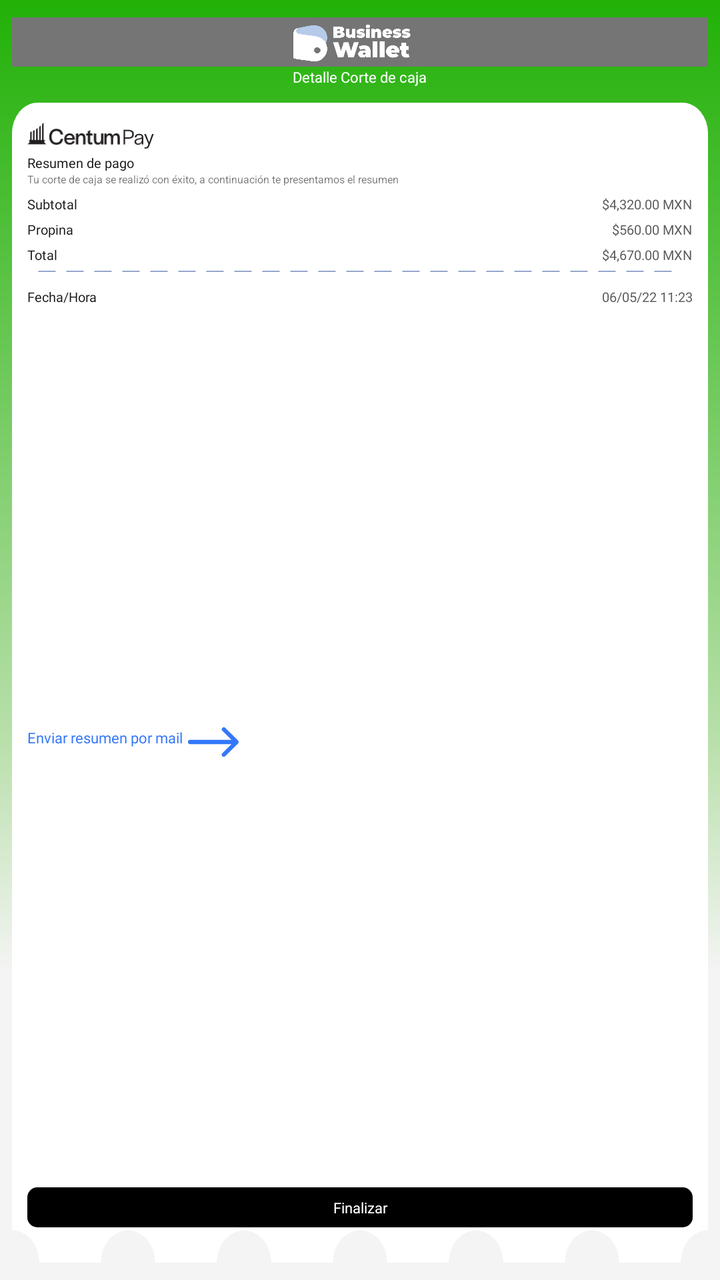
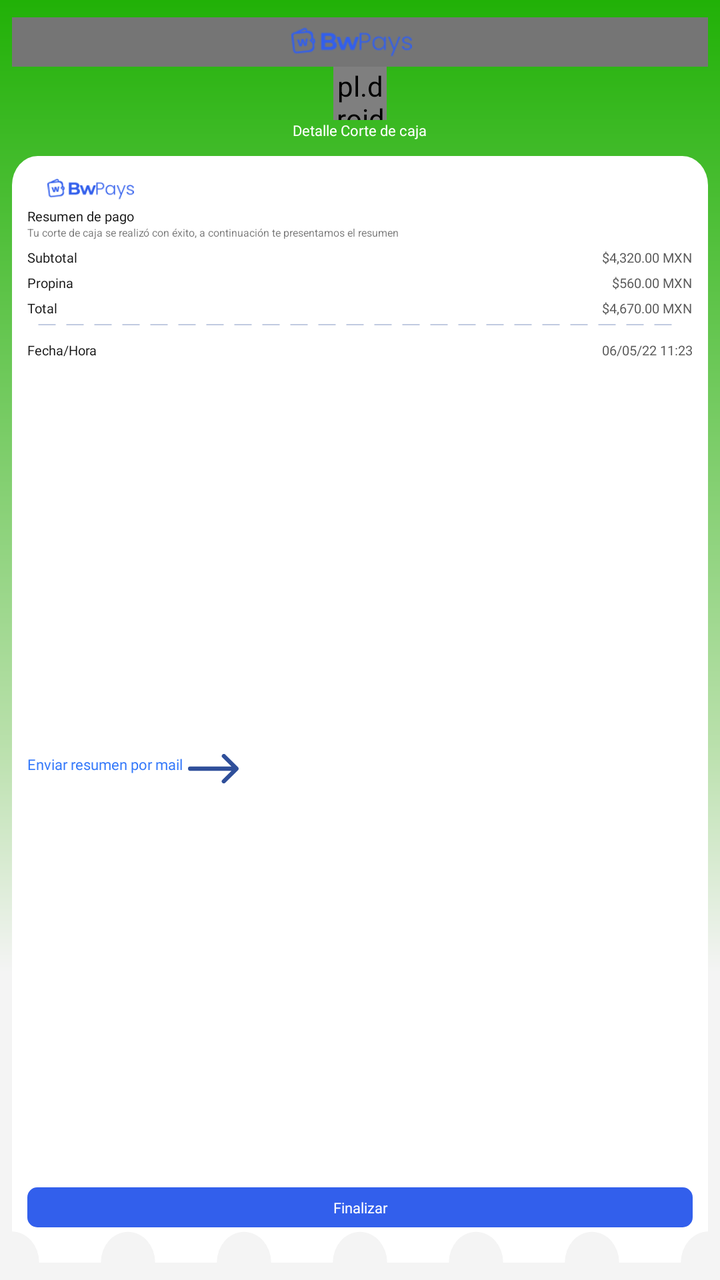

An Android layout rendered at two revisions. The XML below is the earlier revision; the diff shows what the commit changed to produce the second picture.
<!-- AndroidManifest.xml: application theme AppThemeDown -->
<!-- res/layout/wmx_final_cortecaja_ticket.xml -->
<?xml version="1.0" encoding="utf-8"?>
<LinearLayout xmlns:android="http://schemas.android.com/apk/res/android"
    xmlns:app="http://schemas.android.com/apk/res-auto"
    android:layout_width="match_parent"
    android:layout_height="match_parent"
    android:background="@drawable/ticket_background"
    android:orientation="vertical"
    android:paddingLeft="18px"
    android:paddingTop="26px"
    android:paddingRight="18px"
    android:paddingBottom="26px">

    <include layout="@layout/toolbar_layout" />

    <LinearLayout
        android:layout_width="match_parent"
        android:layout_height="wrap_content"
        android:layout_marginBottom="24px"
        android:gravity="center_horizontal"
        android:orientation="vertical">

        <TextView
            android:id="@+id/lbl_corte_ticket_title"
            android:layout_width="wrap_content"
            android:layout_height="wrap_content"
            android:layout_weight="1"
            android:fontFamily="@font/dm_sans_medium"
            android:text="@string/wmx_cortecaja_title"
            android:textColor="#FFFFFF"
            android:textSize="22px" />

    </LinearLayout>


    <LinearLayout
        android:layout_width="match_parent"
        android:layout_height="match_parent"
        android:background="@drawable/fondo_ticket"
        android:orientation="vertical"
        android:padding="23px">

        <LinearLayout
            android:layout_width="match_parent"
            android:layout_height="wrap_content"
            android:gravity="left"
            android:orientation="horizontal">

            <ImageView
                android:id="@+id/imageView3"
                android:layout_width="190px"
                android:layout_height="53px"
                app:srcCompat="@drawable/logo_centumpay_ticket" />

        </LinearLayout>

        <TextView
            android:id="@+id/corte_ticket_tv_title"
            android:layout_width="wrap_content"
            android:layout_height="wrap_content"
            android:fontFamily="@font/dm_sans_medium"
            android:text="@string/wmx_cortecaja_subtitle"
            android:textColor="#0F0F0F"
            android:textSize="20px" />

        <TextView
            android:id="@+id/textView"
            android:layout_width="match_parent"
            android:layout_height="wrap_content"
            android:layout_marginBottom="12px"
            android:text="@string/wmx_cortecaja_subtitle_description"
            android:textSize="16px" />

        <LinearLayout
            android:id="@+id/ticket_ll_subtotal"
            android:layout_width="match_parent"
            android:layout_height="wrap_content"
            android:layout_marginBottom="10px"
            android:orientation="horizontal">

            <TextView
                android:id="@+id/lbl_cortecaja_fechahora_title"
                android:layout_width="wrap_content"
                android:layout_height="wrap_content"

                android:layout_weight="1"
                android:fontFamily="@font/dm_sans"
                android:text="@string/wmx_cortecaja_subtotal_title"
                android:textColor="#121212"
                android:textSize="20px" />

            <TextView
                android:id="@+id/lbl_cortecaja_subtotal_value"
                android:layout_width="wrap_content"
                android:layout_height="wrap_content"
                android:fontFamily="@font/dm_sans"
                android:text="$4,320.00 MXN"
                android:textColor="#5A5A5A"
                android:textSize="20px" />
        </LinearLayout>

        <LinearLayout
            android:layout_width="match_parent"
            android:layout_height="wrap_content"
            android:layout_marginBottom="10px"
            android:orientation="horizontal">

            <TextView
                android:id="@+id/lbl_cortecaja_propina_title"
                android:layout_width="wrap_content"
                android:layout_height="wrap_content"
                android:layout_weight="1"
                android:fontFamily="@font/dm_sans"
                android:text="@string/wmx_cortecaja_propina_title"
                android:textColor="#121212"
                android:textSize="20px" />

            <TextView
                android:id="@+id/lbl_cortecaja_propina_value"
                android:layout_width="wrap_content"
                android:layout_height="wrap_content"
                android:fontFamily="@font/dm_sans"
                android:text="$560.00 MXN"
                android:textColor="#5A5A5A"
                android:textSize="20px" />
        </LinearLayout>

        <LinearLayout
            android:layout_width="match_parent"
            android:layout_height="wrap_content"
            android:layout_marginBottom="10px"
            android:orientation="horizontal">

            <TextView
                android:id="@+id/lbl_cortecaja_total_title"
                android:layout_width="wrap_content"
                android:layout_height="wrap_content"
                android:layout_weight="1"
                android:fontFamily="@font/dm_sans"
                android:text="@string/wmx_cortecaja_total_title"
                android:textColor="#121212"
                android:textSize="20px" />

            <TextView
                android:id="@+id/lbl_cortecaja_total_value"
                android:layout_width="wrap_content"
                android:layout_height="wrap_content"
                android:fontFamily="@font/dm_sans"
                android:text="$4,670.00 MXN"
                android:textColor="#5A5A5A"
                android:textSize="20px" />
        </LinearLayout>

        <ImageView
            android:layout_width="match_parent"
            android:layout_height="wrap_content"
            android:layout_marginLeft="16px"
            android:layout_marginRight="16px"
            android:layout_marginBottom="23px"
            android:backgroundTint="#A3A6FC"
            android:contentDescription="underline"
            android:layerType="software"
            android:src="@drawable/dotted_line" />

        <LinearLayout
            android:layout_width="match_parent"
            android:layout_height="wrap_content"
            android:layout_marginBottom="10px"
            android:orientation="horizontal">

            <TextView
                android:id="@+id/lbl_cortecaja_fechahora_title"
                android:layout_width="wrap_content"
                android:layout_height="wrap_content"
                android:layout_weight="1"
                android:fontFamily="@font/dm_sans"
                android:text="@string/wmx_cortecaja_fechahora_title"
                android:textColor="#121212"
                android:textSize="20px" />

            <TextView
                android:id="@+id/lbl_cortecaja_fechahora_value"
                android:layout_width="wrap_content"
                android:layout_height="wrap_content"
                android:fontFamily="@font/dm_sans"
                android:text="06/05/22 11:23"
                android:textColor="#5A5A5A"
                android:textSize="20px" />
        </LinearLayout>

        <LinearLayout
            android:id="@+id/lyt_cortecaja_buttons"
            android:layout_width="match_parent"
            android:layout_height="match_parent"
            android:layout_marginBottom="23px"
            android:layout_weight="1"
            android:gravity="center"
            android:orientation="vertical">

            <LinearLayout
                android:id="@+id/lyt_cortecaja_print"
                android:layout_width="match_parent"
                android:layout_height="wrap_content"
                android:orientation="horizontal"
                android:paddingTop="10dp"
                android:paddingBottom="10dp"
                android:visibility="gone">

                <TextView
                    android:id="@+id/txt_cortecaja_print_title"
                    android:layout_width="wrap_content"
                    android:layout_height="wrap_content"
                    android:layout_marginRight="8px"
                    android:fontFamily="@font/dm_sans_medium"
                    android:text="@string/wmx_cortecaja_print_title"
                    android:textColor="@color/ep_color_blue"
                    android:textSize="22px" />

                <ImageView
                    android:layout_width="wrap_content"
                    android:layout_height="wrap_content"
                    android:layout_gravity="center"
                    android:src="@drawable/flecha_ticket" />
            </LinearLayout>

            <LinearLayout
                android:id="@+id/lyt_cortecaja_email"
                android:layout_width="match_parent"
                android:layout_height="wrap_content"
                android:orientation="horizontal"
                android:paddingTop="10dp"
                android:paddingBottom="10dp">

                <TextView
                    android:id="@+id/txt_cortecaja_email_title"
                    android:layout_width="wrap_content"
                    android:layout_height="wrap_content"
                    android:layout_marginRight="8px"
                    android:fontFamily="@font/dm_sans_medium"
                    android:text="@string/wmx_cortecaja_email_title"
                    android:textColor="@color/ep_color_blue"
                    android:textSize="22px" />

                <ImageView
                    android:layout_width="wrap_content"
                    android:layout_height="wrap_content"
                    android:layout_gravity="center"
                    android:src="@drawable/flecha_ticket" />
            </LinearLayout>

        </LinearLayout>

        <LinearLayout
            android:layout_width="match_parent"
            android:layout_height="wrap_content"
            android:layout_marginBottom="30px"
            android:gravity="bottom|center_horizontal"

            android:orientation="vertical">

            <androidx.appcompat.widget.AppCompatButton
                android:id="@+id/btn_cortecaja_final"
                android:layout_width="match_parent"
                android:layout_height="60px"
                android:background="@drawable/rounded_corner"
                android:backgroundTint="#000000"
                android:fontFamily="@font/dm_sans_bold"
                android:minHeight="50dip"
                android:stateListAnimator="@null"
                android:text="Finalizar"
                android:textAllCaps="false"
                android:textColor="#ffffff"
                android:textSize="22px" />
        </LinearLayout>


    </LinearLayout>

</LinearLayout>
<!-- res/layout/toolbar_layout.xml (included above) -->
<androidx.appcompat.widget.Toolbar xmlns:android="http://schemas.android.com/apk/res/android"
    xmlns:app="http://schemas.android.com/apk/res-auto"
    android:id="@+id/toolbar"
    android:layout_width="match_parent"
    android:layout_height="74px"
    android:background="?attr/colorPrimaryDark"
    android:minHeight="@dimen/abc_action_bar_default_height_material"
    android:visibility="visible"
    app:contentInsetEnd="0dp"
    app:contentInsetStart="0dp"
    app:popupTheme="@style/ThemeOverlay.AppCompat.Light"
    app:theme="@style/ThemeOverlay.AppCompat.Dark.ActionBar">


    <TextView
        android:id="@+id/txt_toolbar_title"
        android:layout_width="wrap_content"
        android:layout_height="wrap_content"
        android:layout_gravity="center"
        android:ellipsize="middle"
        android:fontFamily="@font/dm_sans_medium"
        android:singleLine="true"
        android:textColor="#121212"
        android:textSize="22px"
        android:visibility="gone" />

    <ImageView
        android:id="@+id/img_invisible_margin"
        android:layout_width="?android:attr/actionBarSize"
        android:layout_height="48dp"
        android:visibility="invisible" />

    <LinearLayout
        android:id="@+id/toolbar_logo_container"
        android:layout_width="match_parent"
        android:layout_height="match_parent"
        android:layout_gravity="center"
        android:layout_marginRight="?android:attr/actionBarSize"
        android:paddingRight="24px"
        android:gravity="center"
        >

        <ImageView
            android:id="@+id/toolbar_logo"
            android:layout_width="wrap_content"
            android:layout_height="match_parent"
            android:layout_gravity="center"
            android:src="@drawable/white_logo"
            />
    </LinearLayout>


    <LinearLayout
        android:id="@+id/toolbar_btn_calendar"
        android:layout_width="51px"
        android:layout_height="51px"
        android:layout_gravity="right"
        android:background="@drawable/rounded_corner"
        android:backgroundTint="#fff"
        android:gravity="center"
        android:layout_marginRight="35px"
        android:padding="10px"
        android:visibility="gone">

        <ImageView
            android:id="@+id/iv_calendar"
            android:layout_width="wrap_content"
            android:layout_height="wrap_content"
            android:src="@drawable/efevoo_i_grupo_37" />
    </LinearLayout>

</androidx.appcompat.widget.Toolbar>
<!-- resources referenced by this layout -->
<resources>
  <color name="ep_color_blue">#3378FA</color>
  <!-- drawable dotted_line (drawable) -->
  <?xml version="1.0" encoding="utf-8"?>
  <shape xmlns:android="http://schemas.android.com/apk/res/android"
      android:shape="line" >
  
      <stroke
          android:dashGap="16px"
          android:dashWidth="26px"
          android:width="1px"
          android:color="@color/ep_set_monto" />
  
      <size android:height="2px" />
  
  
  </shape>
  <!-- drawable efevoo_i_grupo_37 (drawable) -->
  <vector xmlns:android="http://schemas.android.com/apk/res/android"
      android:width="54dp"
      android:height="56dp"
      android:viewportWidth="54"
      android:viewportHeight="56">
    <path
        android:pathData="M18,29.5C18,30.881 16.881,32 15.5,32C14.119,32 13,30.881 13,29.5C13,28.119 14.119,27 15.5,27C16.881,27 18,28.119 18,29.5ZM18,41.5C18,42.881 16.881,44 15.5,44C14.119,44 13,42.881 13,41.5C13,40.119 14.119,39 15.5,39C16.881,39 18,40.119 18,41.5ZM26.5,32C27.881,32 29,30.881 29,29.5C29,28.119 27.881,27 26.5,27C25.119,27 24,28.119 24,29.5C24,30.881 25.119,32 26.5,32ZM29,41.5C29,42.881 27.881,44 26.5,44C25.119,44 24,42.881 24,41.5C24,40.119 25.119,39 26.5,39C27.881,39 29,40.119 29,41.5ZM38.5,32C39.881,32 41,30.881 41,29.5C41,28.119 39.881,27 38.5,27C37.119,27 36,28.119 36,29.5C36,30.881 37.119,32 38.5,32ZM41,41.5C41,42.881 39.881,44 38.5,44C37.119,44 36,42.881 36,41.5C36,40.119 37.119,39 38.5,39C39.881,39 41,40.119 41,41.5Z"
        android:fillColor="#212859"
        android:fillType="evenOdd"/>
    <path
        android:pathData="M3,20V45C3,47.122 3.843,49.157 5.343,50.657C6.843,52.157 8.878,53 11,53H43C45.122,53 47.157,52.157 48.657,50.657C50.157,49.157 51,47.122 51,45V20H3ZM0,8V17V20V45C0,47.917 1.159,50.715 3.222,52.778C5.285,54.841 8.083,56 11,56H43C45.917,56 48.715,54.841 50.778,52.778C52.841,50.715 54,47.917 54,45V20V17V8C54,6.143 53.263,4.363 51.95,3.05C50.637,1.737 48.856,1 47,1H7C5.143,1 3.363,1.737 2.05,3.05C0.737,4.363 0,6.143 0,8Z"
        android:fillColor="#212859"
        android:fillType="evenOdd"/>
    <path
        android:pathData="M16.5,0C17.881,0 19,1.119 19,2.5V6.5C19,7.881 17.881,9 16.5,9C15.119,9 14,7.881 14,6.5V2.5C14,1.119 15.119,0 16.5,0ZM36.5,0C37.881,0 39,1.119 39,2.5V6.5C39,7.881 37.881,9 36.5,9C35.119,9 34,7.881 34,6.5V2.5C34,1.119 35.119,0 36.5,0Z"
        android:fillColor="#B6CBE9"
        android:fillType="evenOdd"/>
  </vector>
  <!-- drawable flecha_ticket (drawable) -->
  <vector xmlns:android="http://schemas.android.com/apk/res/android"
      android:width="25.21dp"
      android:height="14.704dp"
      android:viewportWidth="25.21"
      android:viewportHeight="14.704">
    <path
        android:pathData="M0,7.352a1.05,1.05 45,0 1,1.05 -1.05L21.624,6.302l-4.508,-4.508A1.05,1.05 0,1 1,18.601 0.305l6.3,6.3A1.04,1.04 0,0 1,25.21 7.348l-0,-0a1.023,1.023 0,0 1,-0.082 0.4,1.04 1.04,0 0,1 -0.227,0.34l-6.3,6.3A1.05,1.05 0,1 1,17.11 12.911L21.624,8.405L1.051,8.405A1.05,1.05 0,0 1,0 7.352Z"
        android:fillColor="#3378FA"/>
  </vector>
  <!-- drawable logo_centumpay_ticket: vector/xml drawable (drawable, 5715 chars, omitted) -->
  <!-- drawable rounded_corner (drawable) -->
  <?xml version="1.0" encoding="utf-8"?>
  <shape xmlns:android="http://schemas.android.com/apk/res/android"
      android:shape="rectangle" >
  
      <corners
          android:radius="15px"/>
  
      <solid android:color="#2F4F9A" />
  
      <padding
          android:bottom="0dp"
          android:left="0dp"
          android:right="0dp"
          android:top="0dp" />
  
  </shape>
  <!-- drawable white_logo: png bitmap (drawable, 14745 bytes) -->
  <string name="wmx_cortecaja_propina_title">Propina</string>
  <string name="wmx_cortecaja_total_title">Total</string>
  <color name="ep_set_monto">#2F4F9A</color>
  <color name="action_bar">@color/eb_col_4</color>
  <color name="eb_col_7">#ffffff</color>
  <color name="eb_col_12">#f8f8f8</color>
  <color name="eb_col_14">#00A1DE</color>
  <color name="segment_line">@color/eb_col_12</color>
  <color name="eb_col_4">#004C90</color>
  <!-- unchanged entries left out for length: 23 -->
</resources>

<!-- the commit's change to res/layout/wmx_final_cortecaja_ticket.xml (unified diff, before → after) -->
@@ -19,6 +19,12 @@
         android:gravity="center_horizontal"
         android:orientation="vertical">
 
+        <pl.droidsonroids.gif.GifImageView
+            android:id="@+id/giv_card_status"
+            android:layout_width="80px"
+            android:layout_height="80px"
+            android:src="@drawable/efevoo_i_check_resumen_de_pago" />
+
         <TextView
             android:id="@+id/lbl_corte_ticket_title"
             android:layout_width="wrap_content"
@@ -49,7 +55,7 @@
                 android:id="@+id/imageView3"
                 android:layout_width="190px"
                 android:layout_height="53px"
-                app:srcCompat="@drawable/logo_centumpay_ticket" />
+                app:srcCompat="@drawable/logo_bw" />
 
         </LinearLayout>
 
@@ -262,7 +268,7 @@
                 android:layout_width="match_parent"
                 android:layout_height="60px"
                 android:background="@drawable/rounded_corner"
-                android:backgroundTint="#000000"
+                android:backgroundTint="@color/ep_btn_continuar_fondo"
                 android:fontFamily="@font/dm_sans_bold"
                 android:minHeight="50dip"
                 android:stateListAnimator="@null"
@@ -324,7 +330,7 @@
             android:layout_width="wrap_content"
             android:layout_height="match_parent"
             android:layout_gravity="center"
-            android:src="@drawable/white_logo"
+            android:src="@drawable/logo_bw"
             />
     </LinearLayout>
 
<!-- resource entries referenced after the edit -->
@@ -1,5 +1,6 @@
 <!-- resources referenced by this layout -->
 <resources>
+  <color name="ep_btn_continuar_fondo">#325FEC</color>#
   <color name="ep_color_blue">#3378FA</color>
   <!-- drawable dotted_line (drawable) -->
   <?xml version="1.0" encoding="utf-8"?>
@@ -10,12 +11,13 @@
           android:dashGap="16px"
           android:dashWidth="26px"
           android:width="1px"
-          android:color="@color/ep_set_monto" />
+          android:color="#8396C2" />
   
       <size android:height="2px" />
   
   
   </shape>
+  <!-- drawable efevoo_i_check_resumen_de_pago: vector/xml drawable (drawable, 3210 chars, omitted) -->
   <!-- drawable efevoo_i_grupo_37 (drawable) -->
   <vector xmlns:android="http://schemas.android.com/apk/res/android"
       android:width="54dp"
@@ -24,11 +26,11 @@
       android:viewportHeight="56">
     <path
         android:pathData="M18,29.5C18,30.881 16.881,32 15.5,32C14.119,32 13,30.881 13,29.5C13,28.119 14.119,27 15.5,27C16.881,27 18,28.119 18,29.5ZM18,41.5C18,42.881 16.881,44 15.5,44C14.119,44 13,42.881 13,41.5C13,40.119 14.119,39 15.5,39C16.881,39 18,40.119 18,41.5ZM26.5,32C27.881,32 29,30.881 29,29.5C29,28.119 27.881,27 26.5,27C25.119,27 24,28.119 24,29.5C24,30.881 25.119,32 26.5,32ZM29,41.5C29,42.881 27.881,44 26.5,44C25.119,44 24,42.881 24,41.5C24,40.119 25.119,39 26.5,39C27.881,39 29,40.119 29,41.5ZM38.5,32C39.881,32 41,30.881 41,29.5C41,28.119 39.881,27 38.5,27C37.119,27 36,28.119 36,29.5C36,30.881 37.119,32 38.5,32ZM41,41.5C41,42.881 39.881,44 38.5,44C37.119,44 36,42.881 36,41.5C36,40.119 37.119,39 38.5,39C39.881,39 41,40.119 41,41.5Z"
-        android:fillColor="#212859"
+        android:fillColor="#325FEC"
         android:fillType="evenOdd"/>
     <path
         android:pathData="M3,20V45C3,47.122 3.843,49.157 5.343,50.657C6.843,52.157 8.878,53 11,53H43C45.122,53 47.157,52.157 48.657,50.657C50.157,49.157 51,47.122 51,45V20H3ZM0,8V17V20V45C0,47.917 1.159,50.715 3.222,52.778C5.285,54.841 8.083,56 11,56H43C45.917,56 48.715,54.841 50.778,52.778C52.841,50.715 54,47.917 54,45V20V17V8C54,6.143 53.263,4.363 51.95,3.05C50.637,1.737 48.856,1 47,1H7C5.143,1 3.363,1.737 2.05,3.05C0.737,4.363 0,6.143 0,8Z"
-        android:fillColor="#212859"
+        android:fillColor="#325FEC"
         android:fillType="evenOdd"/>
     <path
         android:pathData="M16.5,0C17.881,0 19,1.119 19,2.5V6.5C19,7.881 17.881,9 16.5,9C15.119,9 14,7.881 14,6.5V2.5C14,1.119 15.119,0 16.5,0ZM36.5,0C37.881,0 39,1.119 39,2.5V6.5C39,7.881 37.881,9 36.5,9C35.119,9 34,7.881 34,6.5V2.5C34,1.119 35.119,0 36.5,0Z"
@@ -43,9 +45,9 @@
       android:viewportHeight="14.704">
     <path
         android:pathData="M0,7.352a1.05,1.05 45,0 1,1.05 -1.05L21.624,6.302l-4.508,-4.508A1.05,1.05 0,1 1,18.601 0.305l6.3,6.3A1.04,1.04 0,0 1,25.21 7.348l-0,-0a1.023,1.023 0,0 1,-0.082 0.4,1.04 1.04,0 0,1 -0.227,0.34l-6.3,6.3A1.05,1.05 0,1 1,17.11 12.911L21.624,8.405L1.051,8.405A1.05,1.05 0,0 1,0 7.352Z"
-        android:fillColor="#3378FA"/>
+        android:fillColor="#2F4F9A"/>
   </vector>
-  <!-- drawable logo_centumpay_ticket: vector/xml drawable (drawable, 5715 chars, omitted) -->
+  <!-- drawable logo_bw: png bitmap (drawable, 2529 bytes) -->
   <!-- drawable rounded_corner (drawable) -->
   <?xml version="1.0" encoding="utf-8"?>
   <shape xmlns:android="http://schemas.android.com/apk/res/android"
@@ -54,7 +56,7 @@
       <corners
           android:radius="15px"/>
   
-      <solid android:color="#2F4F9A" />
+      <solid android:color="#325FEC" />
   
       <padding
           android:bottom="0dp"
@@ -63,10 +65,8 @@
           android:top="0dp" />
   
   </shape>
-  <!-- drawable white_logo: png bitmap (drawable, 14745 bytes) -->
   <string name="wmx_cortecaja_propina_title">Propina</string>
   <string name="wmx_cortecaja_total_title">Total</string>
-  <color name="ep_set_monto">#2F4F9A</color>
   <color name="action_bar">@color/eb_col_4</color>
   <color name="eb_col_7">#ffffff</color>
   <color name="eb_col_12">#f8f8f8</color>
